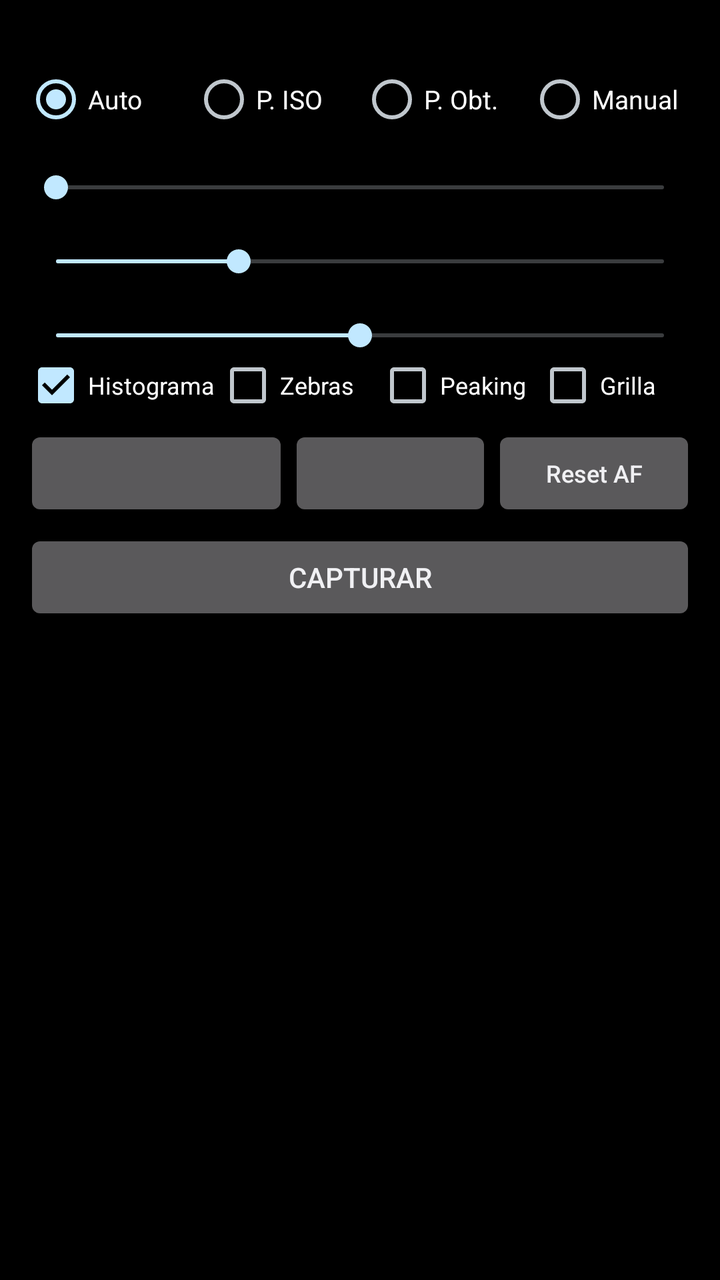
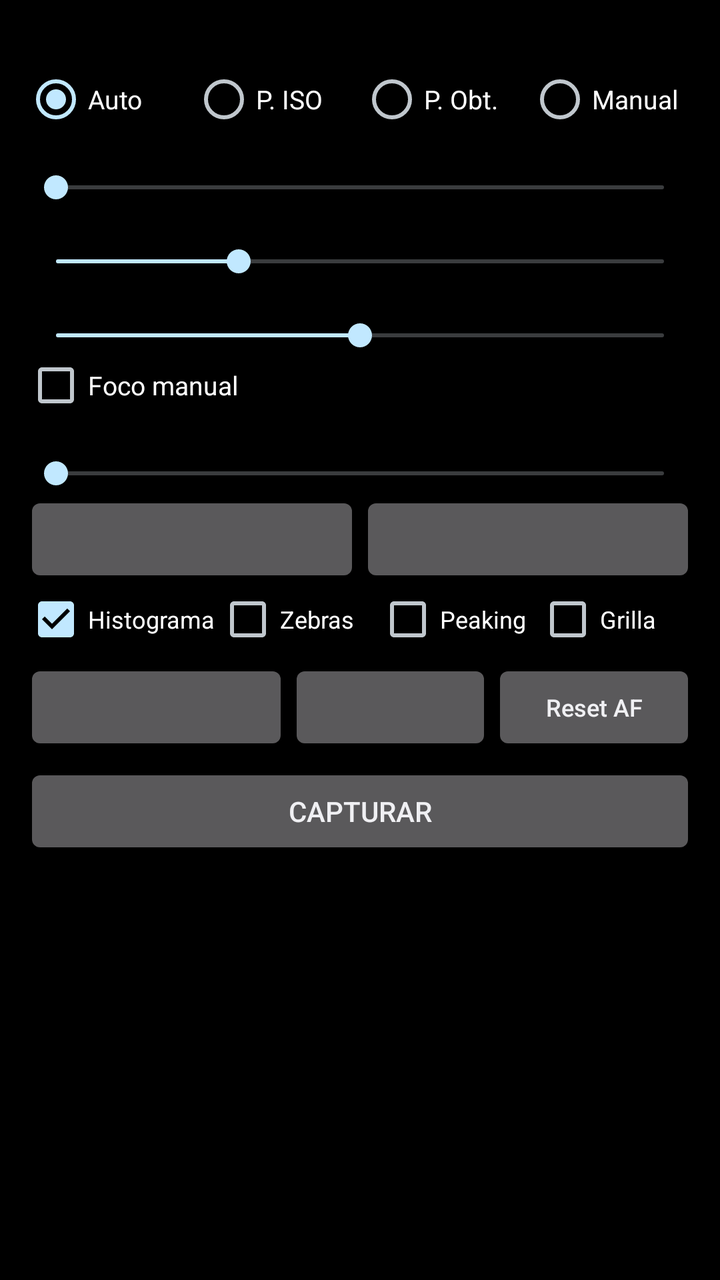

Screens rendered from an Android XML layout before and after an edit, with the pre-edit source and the edit as a unified diff.
<!-- AndroidManifest.xml: application theme android:Theme.DeviceDefault.NoActionBar -->
<!-- res/layout/activity_main.xml -->
<?xml version="1.0" encoding="utf-8"?>
<LinearLayout xmlns:android="http://schemas.android.com/apk/res/android"
    android:layout_width="match_parent"
    android:layout_height="match_parent"
    android:background="#000000"
    android:orientation="vertical">

    <FrameLayout
        android:id="@+id/previewFrame"
        android:layout_width="match_parent"
        android:layout_height="0dp">

        <TextureView
            android:id="@+id/preview"
            android:layout_width="match_parent"
            android:layout_height="match_parent" />

        <dev.campa.rawcam.OverlayView
            android:id="@+id/overlay"
            android:layout_width="match_parent"
            android:layout_height="match_parent" />

        <View
            android:id="@+id/focusRing"
            android:layout_width="64dp"
            android:layout_height="64dp"
            android:layout_gravity="top|start"
            android:background="@drawable/focus_ring"
            android:visibility="gone" />

        <TextView
            android:id="@+id/lockBadge"
            android:layout_width="wrap_content"
            android:layout_height="wrap_content"
            android:layout_gravity="top|start"
            android:layout_margin="8dp"
            android:background="#FFD54F"
            android:paddingHorizontal="6dp"
            android:paddingVertical="2dp"
            android:text="AE/AF LOCK"
            android:textColor="#000000"
            android:textSize="12sp"
            android:visibility="gone" />

        <TextView
            android:id="@+id/countdownText"
            android:layout_width="wrap_content"
            android:layout_height="wrap_content"
            android:layout_gravity="center"
            android:shadowColor="#000000"
            android:shadowRadius="8"
            android:textColor="#FFFFFF"
            android:textSize="96sp"
            android:visibility="gone" />
    </FrameLayout>

    <ScrollView
        android:layout_width="match_parent"
        android:layout_height="0dp"
        android:layout_weight="1">

        <LinearLayout
            android:layout_width="match_parent"
            android:layout_height="wrap_content"
            android:orientation="vertical"
            android:padding="12dp">

            <TextView
                android:id="@+id/info"
                android:layout_width="wrap_content"
                android:layout_height="wrap_content"
                android:textColor="#FFFFFF"
                android:textSize="13sp" />

            <RadioGroup
                android:id="@+id/modeGroup"
                android:layout_width="match_parent"
                android:layout_height="wrap_content"
                android:layout_marginTop="4dp"
                android:checkedButton="@+id/modeAuto"
                android:orientation="horizontal">

                <RadioButton
                    android:id="@+id/modeAuto"
                    android:layout_width="0dp"
                    android:layout_height="wrap_content"
                    android:layout_weight="1"
                    android:text="Auto"
                    android:textColor="#FFFFFF"
                    android:textSize="13sp" />

                <RadioButton
                    android:id="@+id/modeIso"
                    android:layout_width="0dp"
                    android:layout_height="wrap_content"
                    android:layout_weight="1"
                    android:text="P. ISO"
                    android:textColor="#FFFFFF"
                    android:textSize="13sp" />

                <RadioButton
                    android:id="@+id/modeShutter"
                    android:layout_width="0dp"
                    android:layout_height="wrap_content"
                    android:layout_weight="1"
                    android:text="P. Obt."
                    android:textColor="#FFFFFF"
                    android:textSize="13sp" />

                <RadioButton
                    android:id="@+id/modeManual"
                    android:layout_width="0dp"
                    android:layout_height="wrap_content"
                    android:layout_weight="1"
                    android:text="Manual"
                    android:textColor="#FFFFFF"
                    android:textSize="13sp" />
            </RadioGroup>

            <TextView
                android:id="@+id/evLabel"
                android:layout_width="wrap_content"
                android:layout_height="wrap_content"
                android:textColor="#AAAAAA" />

            <SeekBar
                android:id="@+id/evBar"
                android:layout_width="match_parent"
                android:layout_height="wrap_content" />

            <TextView
                android:id="@+id/isoLabel"
                android:layout_width="wrap_content"
                android:layout_height="wrap_content"
                android:textColor="#AAAAAA" />

            <SeekBar
                android:id="@+id/isoBar"
                android:layout_width="match_parent"
                android:layout_height="wrap_content"
                android:max="1000"
                android:progress="300" />

            <TextView
                android:id="@+id/expLabel"
                android:layout_width="wrap_content"
                android:layout_height="wrap_content"
                android:textColor="#AAAAAA" />

            <SeekBar
                android:id="@+id/expBar"
                android:layout_width="match_parent"
                android:layout_height="wrap_content"
                android:max="1000"
                android:progress="500" />

            <LinearLayout
                android:layout_width="match_parent"
                android:layout_height="wrap_content"
                android:orientation="horizontal">

                <CheckBox
                    android:id="@+id/histToggle"
                    android:layout_width="0dp"
                    android:layout_height="wrap_content"
                    android:layout_weight="1.2"
                    android:checked="true"
                    android:text="Histograma"
                    android:textColor="#FFFFFF"
                    android:textSize="12sp" />

                <CheckBox
                    android:id="@+id/zebraToggle"
                    android:layout_width="0dp"
                    android:layout_height="wrap_content"
                    android:layout_weight="1"
                    android:text="Zebras"
                    android:textColor="#FFFFFF"
                    android:textSize="12sp" />

                <CheckBox
                    android:id="@+id/peakToggle"
                    android:layout_width="0dp"
                    android:layout_height="wrap_content"
                    android:layout_weight="1"
                    android:text="Peaking"
                    android:textColor="#FFFFFF"
                    android:textSize="12sp" />

                <CheckBox
                    android:id="@+id/gridToggle"
                    android:layout_width="0dp"
                    android:layout_height="wrap_content"
                    android:layout_weight="1"
                    android:text="Grilla"
                    android:textColor="#FFFFFF"
                    android:textSize="12sp" />
            </LinearLayout>

            <LinearLayout
                android:layout_width="match_parent"
                android:layout_height="wrap_content"
                android:layout_marginTop="4dp"
                android:orientation="horizontal">

                <Button
                    android:id="@+id/driveBtn"
                    android:layout_width="0dp"
                    android:layout_height="wrap_content"
                    android:layout_weight="1.3"
                    android:textAllCaps="false"
                    android:textSize="12sp" />

                <Button
                    android:id="@+id/timerBtn"
                    android:layout_width="0dp"
                    android:layout_height="wrap_content"
                    android:layout_weight="1"
                    android:textAllCaps="false"
                    android:textSize="12sp" />

                <Button
                    android:id="@+id/resetBtn"
                    android:layout_width="0dp"
                    android:layout_height="wrap_content"
                    android:layout_weight="1"
                    android:text="Reset AF"
                    android:textAllCaps="false"
                    android:textSize="12sp" />
            </LinearLayout>

            <Button
                android:id="@+id/shutter"
                android:layout_width="match_parent"
                android:layout_height="wrap_content"
                android:layout_marginTop="4dp"
                android:text="Capturar" />
        </LinearLayout>
    </ScrollView>
</LinearLayout>
<!-- resources referenced by this layout -->
<resources>
  <!-- drawable focus_ring (drawable) -->
  <?xml version="1.0" encoding="utf-8"?>
  <shape xmlns:android="http://schemas.android.com/apk/res/android"
      android:shape="rectangle">
      <stroke
          android:width="2dp"
          android:color="#FFD54F" />
      <corners android:radius="6dp" />
  </shape>
</resources>

<!-- the commit's change to res/layout/activity_main.xml (unified diff, before → after) -->
@@ -154,6 +154,65 @@
                 android:max="1000"
                 android:progress="500" />
 
+            <CheckBox
+                android:id="@+id/focusToggle"
+                android:layout_width="wrap_content"
+                android:layout_height="wrap_content"
+                android:text="Foco manual"
+                android:textColor="#FFFFFF"
+                android:textSize="13sp" />
+
+            <TextView
+                android:id="@+id/focusLabel"
+                android:layout_width="wrap_content"
+                android:layout_height="wrap_content"
+                android:textColor="#AAAAAA" />
+
+            <SeekBar
+                android:id="@+id/focusBar"
+                android:layout_width="match_parent"
+                android:layout_height="wrap_content"
+                android:enabled="false"
+                android:max="1000"
+                android:progress="0" />
+
+            <LinearLayout
+                android:layout_width="match_parent"
+                android:layout_height="wrap_content"
+                android:orientation="horizontal">
+
+                <Button
+                    android:id="@+id/wbBtn"
+                    android:layout_width="0dp"
+                    android:layout_height="wrap_content"
+                    android:layout_weight="1"
+                    android:textAllCaps="false"
+                    android:textSize="12sp" />
+
+                <Button
+                    android:id="@+id/lensBtn"
+                    android:layout_width="0dp"
+                    android:layout_height="wrap_content"
+                    android:layout_weight="1"
+                    android:textAllCaps="false"
+                    android:textSize="12sp" />
+            </LinearLayout>
+
+            <TextView
+                android:id="@+id/kelvinLabel"
+                android:layout_width="wrap_content"
+                android:layout_height="wrap_content"
+                android:textColor="#AAAAAA"
+                android:visibility="gone" />
+
+            <SeekBar
+                android:id="@+id/kelvinBar"
+                android:layout_width="match_parent"
+                android:layout_height="wrap_content"
+                android:max="80"
+                android:progress="35"
+                android:visibility="gone" />
+
             <LinearLayout
                 android:layout_width="match_parent"
                 android:layout_height="wrap_content"
